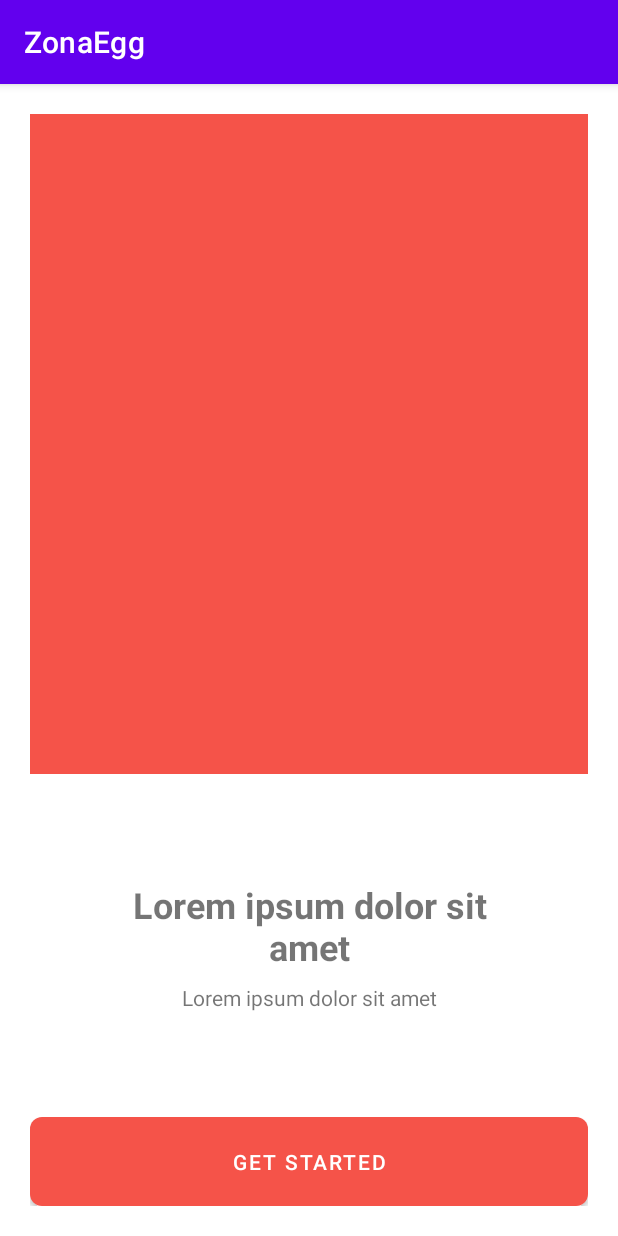
After one commit to nehemiacecio/ZonaEgg, an Android app: the GettingStartedActivity screen opened directly, with no data from a screen before it, on a phone screen of 412 x 824 dp. The commit adds this screen. Run offline under Robolectric (Android 15) with nearby library versions, the phone set to English and light mode, and no system bars.

Commit message:
Added new activity and resources

```diff
--- a/app/src/main/AndroidManifest.xml
+++ b/app/src/main/AndroidManifest.xml
@@ -10,6 +10,9 @@
         android:supportsRtl="true"
         android:theme="@style/Theme.ZonaEgg">
         <activity
+            android:name=".GettingStartedActivity"
+            android:exported="false" />
+        <activity
             android:name=".MainActivity"
             android:exported="true">
             <intent-filter>
--- /dev/null
+++ b/app/src/main/java/id/ac/umn/zonaegg/GettingStartedActivity.kt
@@ -0,0 +1,11 @@
+package id.ac.umn.zonaegg
+
+import androidx.appcompat.app.AppCompatActivity
+import android.os.Bundle
+
+class GettingStartedActivity : AppCompatActivity() {
+    override fun onCreate(savedInstanceState: Bundle?) {
+        super.onCreate(savedInstanceState)
+        setContentView(R.layout.activity_getting_started)
+    }
+}
--- /dev/null
+++ b/app/src/main/res/drawable/primary_button_background.xml
@@ -0,0 +1,6 @@
+<?xml version="1.0" encoding="utf-8"?>
+<shape xmlns:android="http://schemas.android.com/apk/res/android"
+    android:shape="rectangle">
+    <solid android:color="#F55349"/>
+    <corners android:radius="8dp"/>
+</shape>
--- /dev/null
+++ b/app/src/main/res/drawable/secondary_button_background.xml
@@ -0,0 +1,7 @@
+<?xml version="1.0" encoding="utf-8"?>
+<shape xmlns:android="http://schemas.android.com/apk/res/android"
+    android:shape="rectangle">
+    <stroke android:width="1dp"
+        android:color="#F55349"/>
+    <corners android:radius="8dp"/>
+</shape>
--- /dev/null
+++ b/app/src/main/res/layout/activity_getting_started.xml
@@ -0,0 +1,64 @@
+<?xml version="1.0" encoding="utf-8"?>
+<androidx.constraintlayout.widget.ConstraintLayout xmlns:android="http://schemas.android.com/apk/res/android"
+    xmlns:app="http://schemas.android.com/apk/res-auto"
+    xmlns:tools="http://schemas.android.com/tools"
+    android:layout_width="match_parent"
+    android:layout_height="match_parent"
+    android:padding="20dp"
+    tools:context=".GettingStartedActivity">
+
+    <ImageView
+        android:id="@+id/imgSwipe"
+        android:layout_width="match_parent"
+        android:layout_height="440dp"
+        android:background="@color/orange_500"
+        android:contentDescription="Image"
+        app:layout_constraintEnd_toEndOf="parent"
+        app:layout_constraintStart_toStartOf="parent"
+        app:layout_constraintTop_toTopOf="parent" />
+
+    <androidx.constraintlayout.widget.ConstraintLayout
+        android:layout_width="match_parent"
+        android:layout_height="wrap_content"
+        app:layout_constraintBottom_toTopOf="@+id/btnGettingStarted"
+        app:layout_constraintEnd_toEndOf="parent"
+        app:layout_constraintStart_toStartOf="parent"
+        app:layout_constraintTop_toBottomOf="@+id/imgSwipe">
+
+        <TextView
+            android:id="@+id/tvHeader"
+            android:layout_width="match_parent"
+            android:layout_height="wrap_content"
+            android:layout_marginHorizontal="40dp"
+            android:gravity="center"
+            android:padding="4dp"
+            android:text="Lorem ipsum dolor sit amet"
+            android:textSize="24sp"
+            android:textStyle="bold"
+            app:layout_constraintBottom_toTopOf="@+id/tvBody"
+            app:layout_constraintEnd_toEndOf="parent"
+            app:layout_constraintStart_toStartOf="parent"
+            app:layout_constraintTop_toTopOf="parent" />
+
+        <TextView
+            android:id="@+id/tvBody"
+            android:layout_width="match_parent"
+            android:layout_height="wrap_content"
+            android:layout_marginHorizontal="20dp"
+            android:gravity="center"
+            android:padding="4dp"
+            android:text="Lorem ipsum dolor sit amet"
+            app:layout_constraintBottom_toBottomOf="parent"
+            app:layout_constraintEnd_toEndOf="parent"
+            app:layout_constraintStart_toStartOf="parent"
+            app:layout_constraintTop_toBottomOf="@+id/tvHeader" />
+    </androidx.constraintlayout.widget.ConstraintLayout>
+    <Button
+        android:id="@+id/btnGettingStarted"
+        android:text="Get started"
+        app:layout_constraintBottom_toBottomOf="parent"
+        app:layout_constraintEnd_toEndOf="parent"
+        app:layout_constraintStart_toStartOf="parent"
+        style="@style/primaryButton"/>
+
+</androidx.constraintlayout.widget.ConstraintLayout>
--- a/app/src/main/res/values/colors.xml
+++ b/app/src/main/res/values/colors.xml
@@ -7,4 +7,6 @@
     <color name="teal_700">#FF018786</color>
     <color name="black">#FF000000</color>
     <color name="white">#FFFFFFFF</color>
+    <color name="orange_500">#FFF55349</color>
+    <color name="orange_700">#FFE8362B</color>
 </resources>
--- /dev/null
+++ b/app/src/main/res/values/styles.xml
@@ -0,0 +1,13 @@
+<?xml version="1.0" encoding="utf-8"?>
+<resources>
+
+    <style name="primaryButton">
+        <item name="android:layout_width">match_parent</item>
+        <item name="android:layout_height">wrap_content</item>
+        <item name="android:padding">20dp</item>
+        <item name="android:insetTop">0dp</item>
+        <item name="android:insetBottom">0dp</item>
+        <item name="android:background">@drawable/primary_button_background</item>
+        <item name="backgroundTint">@null</item>
+    </style>
+</resources>
```
